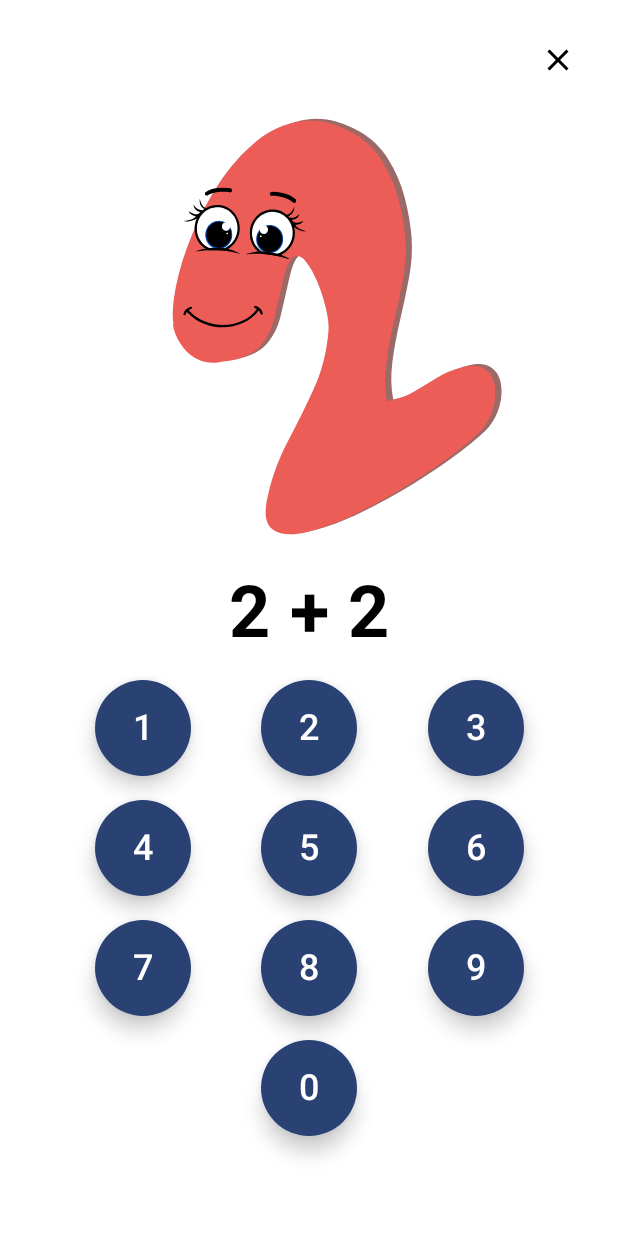
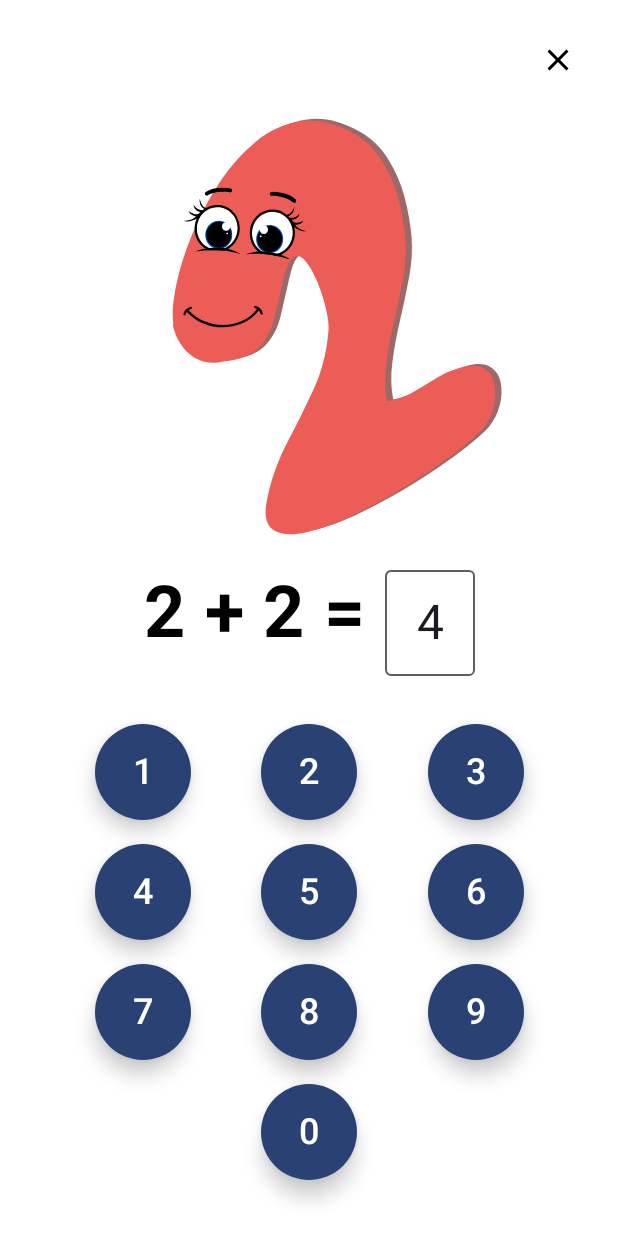
Before and after one commit to hagmal/Numbino, an Android app built with Jetpack Compose: the @Preview function SpillSkjermPreview, on a phone screen of 412 x 824 dp. Run offline under Robolectric (Android 15) with nearby library versions, the light colour scheme and no system bars.

Commit message:
Endret på spillskjermen igjen

```diff
--- a/app/src/main/java/com/example/numbino_s305896/ui/sider/SpillSkjerm.kt
+++ b/app/src/main/java/com/example/numbino_s305896/ui/sider/SpillSkjerm.kt
@@ -9,12 +9,15 @@ import androidx.compose.foundation.layout.fillMaxSize
 import androidx.compose.foundation.layout.fillMaxWidth
 import androidx.compose.foundation.layout.padding
 import androidx.compose.foundation.layout.size
+import androidx.compose.foundation.layout.width
 import androidx.compose.material.icons.Icons
 import androidx.compose.material.icons.filled.Close
 import androidx.compose.material3.AlertDialog
 import androidx.compose.material3.Button
 import androidx.compose.material3.Icon
 import androidx.compose.material3.IconButton
+import androidx.compose.material3.LocalTextStyle
+import androidx.compose.material3.OutlinedTextField
 import androidx.compose.material3.Text
 import androidx.compose.runtime.Composable
 import androidx.compose.runtime.mutableStateOf
@@ -31,12 +34,12 @@ import com.example.numbino_s305896.R
 import com.example.numbino_s305896.ui.komponenter.NummerKnappen
 import androidx.compose.runtime.getValue
 import androidx.compose.runtime.setValue
-import androidx.compose.ui.res.stringResource
+import androidx.compose.ui.text.style.TextAlign
 
 @Composable
 fun SpillSkjermen (
     spørsmål: String, // Regnestykket som skal vises
-    trykketNummer: Int?, // Hvilket tall brukeren har trykket på
+    brukerSvar: String,
     tilbakemelding: Int, // Tilstand for visuell tilbakemelding (1=riktig, 2=feil, 3=venter)
     vedTallKlikk: (Int) -> Unit, // Funksjon som kalles når tallknappen trykkes
     vedAvbrytKlikk: () -> Unit // Funksjon for avbryt-knapp
@@ -81,17 +84,32 @@ fun SpillSkjermen (
 
         Spacer(modifier = Modifier.padding(8.dp))
 
+        Row (
+            horizontalArrangement = Arrangement.Center,
+            modifier = Modifier.fillMaxWidth()
+        ) {
             // Viser regnestykket
             Text(
                 text = spørsmål,
                 fontSize = 48.sp,
                 fontWeight = FontWeight.Bold,
-            modifier = Modifier.padding(bottom = 16.dp)
+                modifier = Modifier.padding(bottom = 8.dp)
             )
-        if (trykketNummer == null) {
-            Column(
-                horizontalAlignment = Alignment.CenterHorizontally
-            ) {
+            OutlinedTextField(
+                value = brukerSvar,
+                onValueChange = {},
+                readOnly = true,
+                textStyle = LocalTextStyle.current.copy(
+                    textAlign = TextAlign.Center,
+                    fontSize = 32.sp
+                ),
+                modifier = Modifier
+                    .width(60.dp)
+            )
+        }
+
+        Spacer(modifier = Modifier.padding(16.dp))
+
         // Rader med tallknapper
         Row (
             modifier = Modifier.fillMaxWidth(),
@@ -134,18 +152,10 @@ fun SpillSkjermen (
             NummerKnappen(nummer = 0, vedKlikk = vedTallKlikk)
         }
     }
-        } else {
-            Row (
-                modifier = Modifier.fillMaxWidth(),
-                horizontalArrangement = Arrangement.Center
-            ){
-                trykketNummer.let {
-                    NummerKnappen(nummer = it, vedKlikk = {})
-                }
-            }
-        }
 }
 
+
+/*
 if (visDialog) {
         AlertDialog(
             onDismissRequest = { visDialog = false },
@@ -170,14 +180,16 @@ fun SpillSkjermen (
     }
 }
 
+ */
+
 @Preview(showBackground = true)
 @Composable
 fun SpillSkjermPreview() {
     Numbino_s305896Theme {
         SpillSkjermen(
-            spørsmål = "2 + 2",
+            spørsmål = "2 + 2 = ",
             tilbakemelding = 3,
-            trykketNummer = null,
+            brukerSvar = "4",
             vedTallKlikk = {},
             vedAvbrytKlikk =  {}
         )
--- a/app/src/main/res/values/spørsmålOgSvar.xml
+++ b/app/src/main/res/values/regnestykkerOgSvar.xml
@@ -1,7 +1,7 @@
 <?xml version="1.0" encoding="utf-8"?>
 <resources>
     <!-- Regnestykker til spillet -->
-    <string-array name="spørsmål">
+    <string-array name="regnestykker">
         <item>0 + 0</item>
         <item>0 + 1</item>
         <item>1 + 1</item>
```
Also changed, not shown: app/src/main/java/com/example/numbino_s305896/SpillViewModel.kt (+8 -0 lines). Lines whose indentation alone changed are shown as unchanged.
